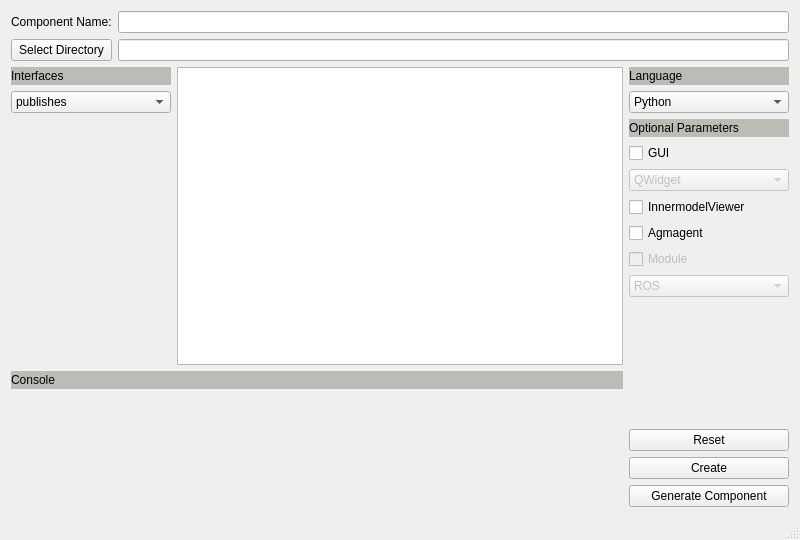
Old version of the form robocompdsl-gui/gui.ui in the repository robocomp/tools.
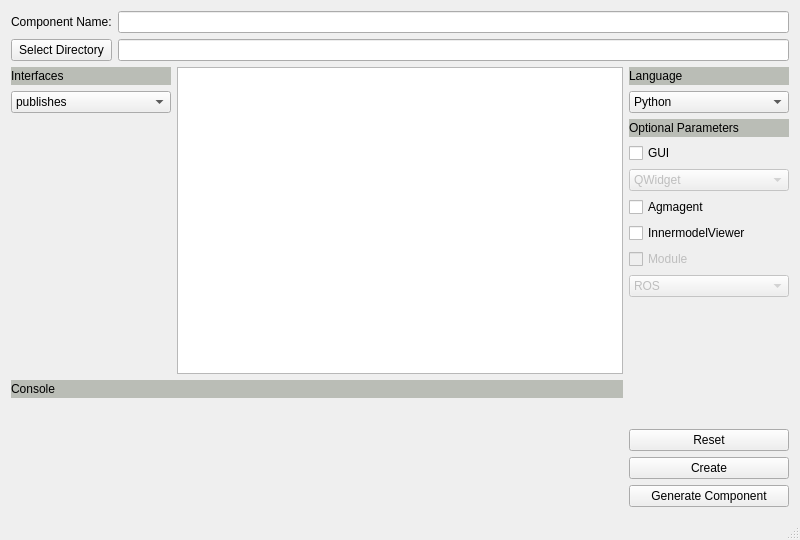
New version of the form. Custom widgets are drawn as their Qt base class.

```diff
--- a/robocompdsl-gui/gui.ui
+++ b/robocompdsl-gui/gui.ui
@@ -118,7 +118,7 @@
       </item>
      </widget>
     </item>
-    <item row="15" column="3">
+    <item row="16" column="3">
      <widget class="QPushButton" name="resetButton">
       <property name="text">
        <string>Reset</string>
@@ -147,21 +147,14 @@
     <item row="1" column="1" colspan="3">
      <widget class="QLineEdit" name="directoryLineEdit"/>
     </item>
-    <item row="16" column="3">
+    <item row="17" column="3">
      <widget class="QPushButton" name="createButton">
       <property name="text">
        <string>Create</string>
       </property>
      </widget>
     </item>
-    <item row="8" column="3">
-     <widget class="QCheckBox" name="agmagentCheckBox">
-      <property name="text">
-       <string>Agmagent</string>
-      </property>
-     </widget>
-    </item>
-    <item row="17" column="3">
+    <item row="18" column="3">
      <widget class="QPushButton" name="generateButton">
       <property name="text">
        <string>Generate Component</string>
@@ -197,7 +190,7 @@
       </property>
      </widget>
     </item>
-    <item row="13" column="0" colspan="3">
+    <item row="14" column="0" colspan="3">
      <widget class="QLabel" name="consoleLabel">
       <property name="maximumSize">
        <size>
@@ -213,7 +206,7 @@
       </property>
      </widget>
     </item>
-    <item row="2" column="2" rowspan="11">
+    <item row="2" column="2" rowspan="12">
      <widget class="CodeEditor" name="mainTextEdit">
       <property name="minimumSize">
        <size>
@@ -239,13 +232,20 @@
       </property>
      </widget>
     </item>
-    <item row="7" column="3">
+    <item row="8" column="3">
      <widget class="QCheckBox" name="innermodelCheckBox">
       <property name="text">
        <string>InnermodelViewer</string>
       </property>
      </widget>
     </item>
+    <item row="7" column="3">
+     <widget class="QCheckBox" name="agmagentCheckBox">
+      <property name="text">
+       <string>Agmagent</string>
+      </property>
+     </widget>
+    </item>
     <item row="9" column="3">
      <widget class="QCheckBox" name="moduleCheckBox">
       <property name="enabled">
@@ -278,7 +278,7 @@
       </item>
      </widget>
     </item>
-    <item row="11" column="3" rowspan="4">
+    <item row="11" column="3" rowspan="5">
      <spacer name="verticalSpacer">
       <property name="orientation">
        <enum>Qt::Vertical</enum>
```
